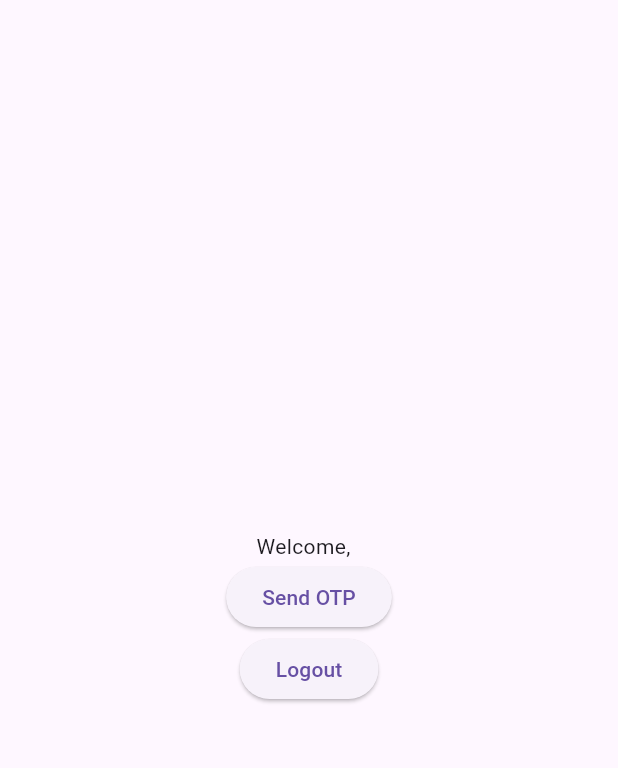
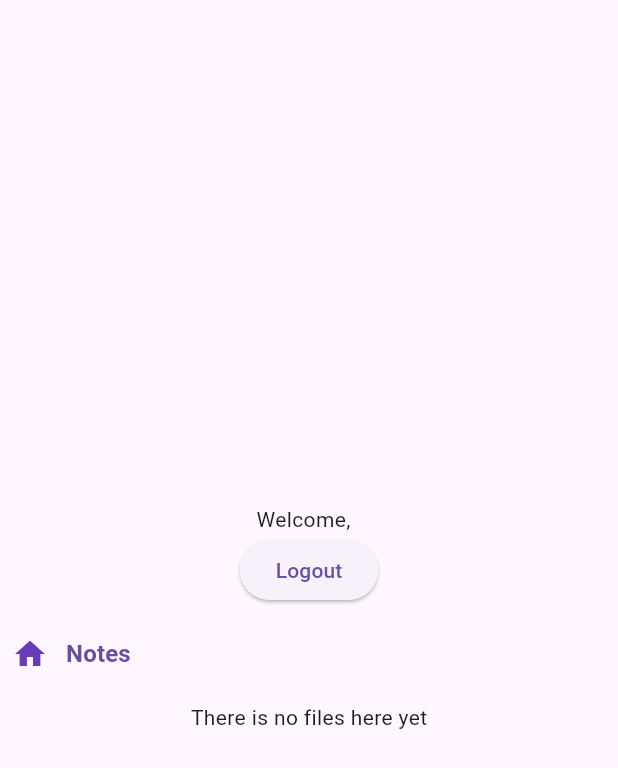
Before and after one commit to Rohan-mgr/flutter-final-project, a Flutter app: the Notes screen opened directly, on a phone screen of 412 x 824 dp. Shown: the top 768 px of the screen. Run offline on Flutter 3.47's test engine with Material 3 defaults, Android fonts, the phone set to English and light mode, and no system bars; our stand-ins replace cloud_firestore, firebase_core, firebase_storage, flutter_dotenv, form_validator, shared_preferences and 1 more; missing offline and left inert: bcrypt, bootstrap_alert, mailer, otp; accounts and stored records are empty.

Commit message:
fetching files and folder from the firebase storage

```diff
--- a/lib/helper/storage.dart
+++ b/lib/helper/storage.dart
@@ -17,16 +17,16 @@ class Storage {
   }
 
   // Store a user object (assuming User has toJson() and fromJson())
-  static Future<void> setUser(String key, User user) async {
+  static Future<void> setUser(String key, MyUser user) async {
     await setString(key, jsonEncode(user.toJson()));
   }
 
   // Retrieve a user object
-  static Future<User?> getUser(String key) async {
+  static Future<MyUser?> getUser(String key) async {
     final encodedUser = await getString(key);
     if (encodedUser != null) {
       final userMap = jsonDecode(encodedUser) as Map<String, dynamic>;
-      return User.fromJson(userMap);
+      return MyUser.fromJson(userMap);
     }
     return null;
   }
--- a/lib/main.dart
+++ b/lib/main.dart
@@ -3,11 +3,15 @@ import 'package:flutter_final_project/screens/index.dart';
 import 'package:firebase_core/firebase_core.dart';
 import 'firebase_options.dart';
 import 'package:flutter_dotenv/flutter_dotenv.dart';
+// import 'package:firebase_app_check/firebase_app_check.dart';
 
 Future<void> main() async {
   WidgetsFlutterBinding.ensureInitialized();
   await dotenv.load(fileName: ".env");
   await Firebase.initializeApp(options: DefaultFirebaseOptions.currentPlatform);
+  // await FirebaseAppCheck.instance.activate(
+  //   androidProvider: AndroidProvider.debug,
+  // );
   runApp(MyApp());
 }
 
--- a/lib/screens/index.dart
+++ b/lib/screens/index.dart
@@ -12,4 +12,5 @@ Map<String, Widget Function(BuildContext)> get appRoutes => {
       '/': (context) => Login(),
       "/signup": (context) => SignUp(),
       "/forgot-password": (context) => ForgotPassword(),
+      // "/notes": (context) => Notes(),
     };
--- a/lib/screens/login_screen.dart
+++ b/lib/screens/login_screen.dart
@@ -37,7 +37,7 @@ class _LoginState extends State<Login> {
         setState(() {
           _isSubmitting = true;
         });
-        User? user = await _authService.signInWithEmailAndPassword(
+        MyUser? user = await _authService.signInWithEmailAndPassword(
             emailController.text, passwordController.text);
         if (user == null) {
           throw "User not found";
--- a/lib/screens/notes_screen.dart
+++ b/lib/screens/notes_screen.dart
@@ -1,7 +1,9 @@
 import 'package:flutter/material.dart';
-import 'package:flutter_final_project/services/mailer.dart';
+import 'package:flutter_final_project/services/firebase_auth_service.dart';
+// import 'package:flutter_final_project/services/mailer.dart';
 import 'package:flutter_final_project/helper/storage.dart';
 import 'package:flutter_final_project/types/user.dart';
+import 'package:flutter_final_project/widgets/breadcrumbs.dart';
 
 class Notes extends StatefulWidget {
   const Notes({super.key});
@@ -11,12 +13,33 @@ class Notes extends StatefulWidget {
 }
 
 class _NotesState extends State<Notes> {
-  User? user;
+  MyUser? user;
+  List<dynamic> folders = [];
+  List<String> breadCrumbs = [];
 
   @override
   void initState() {
     super.initState();
     loadUserFromLocalStorage();
+    getFilesAndFolders("Notes");
+  }
+
+  Future<void> getFilesAndFolders(String folderName) async {
+    try {
+      // initially add Notes to the breadcrumbs
+      if (breadCrumbs.length < 1) {
+        breadCrumbs.add(folderName);
+      }
+
+      final folderPath = breadCrumbs.join("/");
+      final foldersName =
+          await FirebaseAuthService().listFoldersAndFiles(folderPath);
+      setState(() {
+        folders = foldersName;
+      });
+    } catch (error) {
+      print("Error getting files: $error");
+    }
   }
 
   Future<void> loadUserFromLocalStorage() async {
@@ -45,20 +68,47 @@ class _NotesState extends State<Notes> {
             Center(
               child: ElevatedButton(
                   onPressed: () async {
-                    sendMail(
-                        recipientEmail: user?.email,
-                        recipientName: user?.firstName);
-                  },
-                  child: Text("Send OTP")),
-            ),
-            Center(
-              child: ElevatedButton(
-                  onPressed: () async {
                     await Storage.remove('user');
                     Navigator.popAndPushNamed(context, "/");
                   },
                   child: Text("Logout")),
             ),
+            Breadcrumbs(
+              breadCrumbs: breadCrumbs,
+              onBreadcrumbTap: (index) {
+                int removeIndex = index;
+                breadCrumbs.removeRange(removeIndex + 1, breadCrumbs.length);
+                getFilesAndFolders(breadCrumbs[index]);
+              },
+            ),
+            Center(
+                child: folders.length > 1
+                    ? ListView.builder(
+                        itemBuilder: (BuildContext context, int index) {
+                          dynamic item = folders[index];
+                          return ListTile(
+                            title: Text(
+                              item['name'],
+                              style: TextStyle(
+                                color: item['type'] == 'folder'
+                                    ? Colors.blue
+                                    : Colors.black,
+                              ),
+                            ),
+                            onTap: () {
+                              if (item['type'] == 'folder') {
+                                breadCrumbs.add(item['name']);
+                                getFilesAndFolders(item['name']);
+                              } else {
+                                // Handle file tap
+                              }
+                            },
+                          );
+                        },
+                        itemCount: folders.length,
+                        shrinkWrap: true,
+                        physics: ClampingScrollPhysics())
+                    : Text("There is no files here yet")),
           ],
         ),
       ),
--- a/lib/types/user.dart
+++ b/lib/types/user.dart
@@ -1,10 +1,10 @@
-class User {
+class MyUser {
   final String id;
   final String firstName;
   final String lastName;
   final String email;
 
-  User({
+  MyUser({
     required this.id,
     required this.firstName,
     required this.lastName,
@@ -18,7 +18,7 @@ class User {
         'email': email,
       };
 
-  factory User.fromJson(Map<String, dynamic> json) => User(
+  factory MyUser.fromJson(Map<String, dynamic> json) => MyUser(
         id: json['id'] as String,
         firstName: json['firstName'] as String,
         lastName: json['lastName'] as String,
--- /dev/null
+++ b/lib/widgets/breadcrumbs.dart
@@ -0,0 +1,40 @@
+import 'package:flutter/material.dart';
+
+class Breadcrumbs extends StatelessWidget {
+  final List<String> breadCrumbs;
+  final Function(int index)
+      onBreadcrumbTap; // Callback for tapping a breadcrumb
+
+  const Breadcrumbs({required this.breadCrumbs, required this.onBreadcrumbTap});
+
+  @override
+  Widget build(BuildContext context) {
+    return Padding(
+      padding: EdgeInsets.all(8.0),
+      child: Row(
+        children: [
+          Icon(
+            Icons.home,
+            color: Colors.deepPurple,
+          ),
+          for (int i = 0; i < breadCrumbs.length; i++)
+            Row(
+              children: [
+                TextButton(
+                  onPressed: () => onBreadcrumbTap(i),
+                  child: Text(
+                    breadCrumbs[i],
+                    style: TextStyle(
+                      fontWeight: FontWeight.bold,
+                      fontSize: 16,
+                    ),
+                  ),
+                ),
+                if (i < breadCrumbs.length - 1) Icon(Icons.chevron_right),
+              ],
+            ),
+        ],
+      ),
+    );
+  }
+}
--- a/pubspec.yaml
+++ b/pubspec.yaml
@@ -46,6 +46,8 @@ dependencies:
   intl: ^0.19.0
   otp: ^3.1.4
   flutter_dotenv: ^5.1.0
+  firebase_storage: ^11.7.1
+  firebase_app_check: ^0.2.2+1
 
 dev_dependencies:
   flutter_test:
```
Also changed, not shown: lib/services/firebase_auth_service.dart (+42 -2 lines), pubspec.lock, 3 other files.
